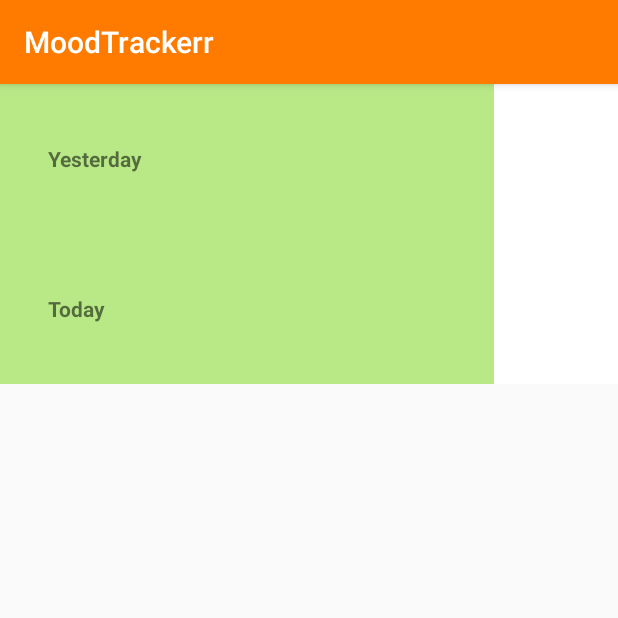
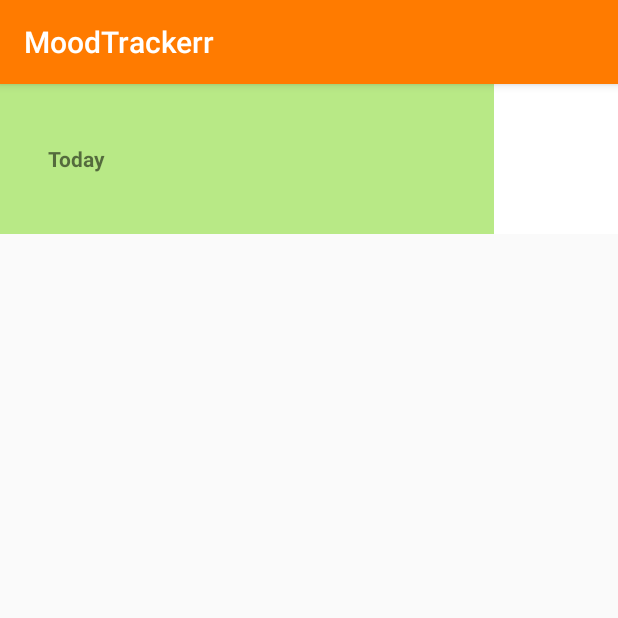
Before and after one commit to hansomgreekgod/MoodTrackerr, an Android app: the MoodHistoryActivity screen opened directly, with no data from a screen before it, on a phone screen of 412 x 824 dp, the top half of it. Run offline under Robolectric (Android 15) with nearby library versions, the light colour scheme and no system bars.

Commit message:
Update Changes

```diff
--- a/app/src/main/java/com/jakkie/android/moodtrackerr/ui/MoodHistoryActivity.java
+++ b/app/src/main/java/com/jakkie/android/moodtrackerr/ui/MoodHistoryActivity.java
@@ -41,7 +41,7 @@ public class MoodHistoryActivity extends AppCompatActivity {
         moodsRecyclerView = findViewById(R.id.recycler_moods);
         moodsRecyclerView.setLayoutManager(new LinearLayoutManager(this, LinearLayoutManager.VERTICAL, true));
 
-        for (int i = currentDay;i >=0;i--) {
+        for (int i = 0;i < currentDay;i++) {
             moods.add(mPreferences.getInt("KEY_MOOD" + i, 3));
             comments.add(mPreferences.getString("KEY_COMMENT" + i, ""));
         }
```
